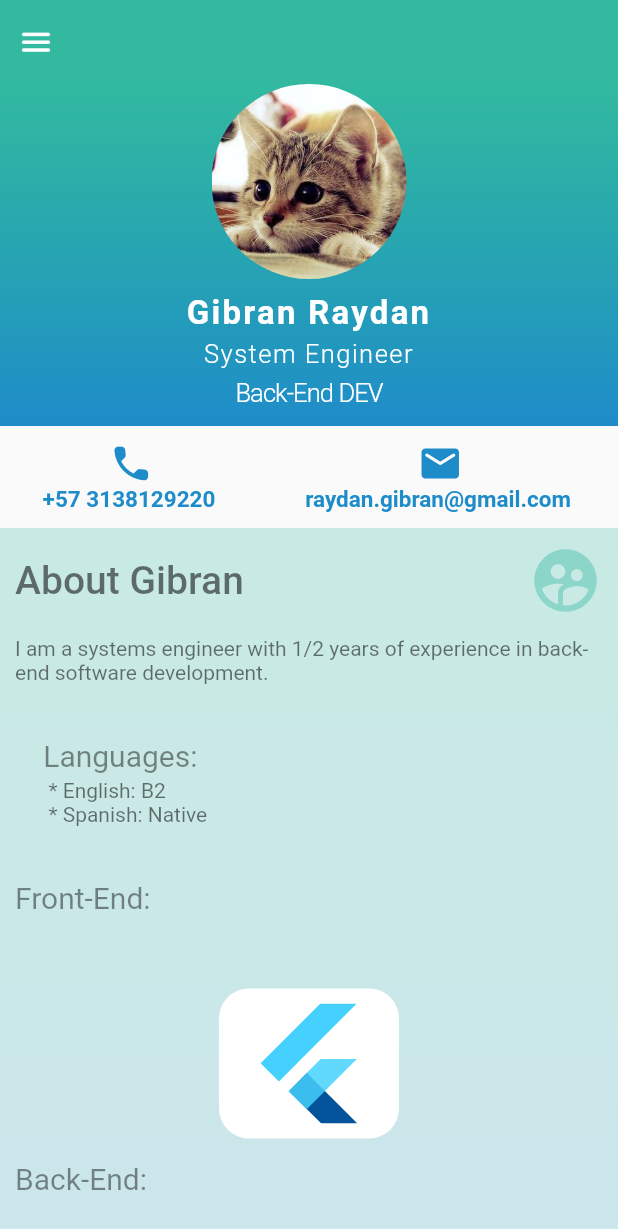
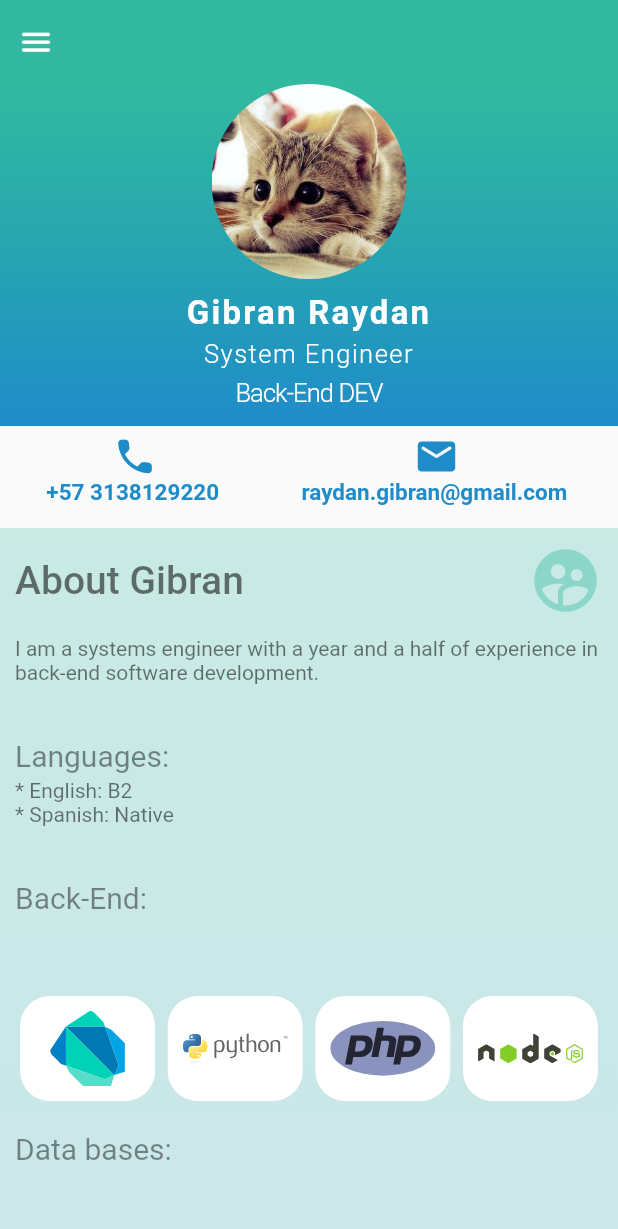
Before and after one commit to GibranRaydan/Gibran-Raydan-Flutter, a Flutter app: the screen it shows after launch, on a phone screen of 412 x 824 dp. Shown: the top 1229 px of the screen. Run offline on Flutter 3.47's test engine with Material 2 defaults, Android fonts, the light colour scheme and no system bars; our stand-ins replace flutter_svg, rxdart.

Commit message:
minor visual changes

```diff
--- a/lib/main.dart
+++ b/lib/main.dart
@@ -12,7 +12,7 @@ class MyApp extends StatelessWidget {
     return Provider(
         child: MaterialApp(
       debugShowCheckedModeBanner: false,
-      title: 'Material App',
+      title: 'Gibran Raydan App',
       initialRoute: 'login',
       routes: {
         'login': (BuildContext context) => ProfilePage(),
--- a/lib/src/pages/profile_page.dart
+++ b/lib/src/pages/profile_page.dart
@@ -39,6 +39,8 @@ class ProfilePage extends StatelessWidget {
                 ProfileTop(
                   profilePictureUrl: 'assets/cat.jpg',
                 ),
+                ContactInformation(
+                    phone: '+57 3138129220', email: 'raydan.gibran@gmail.com'),
                 ProfileScroll(),
               ],
             ),
--- /dev/null
+++ b/lib/src/pages/widgets/contact_information.dart
@@ -0,0 +1,61 @@
+import 'package:flutter/material.dart';
+
+class ContactInformation extends StatelessWidget {
+  const ContactInformation({Key key, this.phone, this.email}) : super(key: key);
+
+  final String phone;
+  final String email;
+
+  @override
+  Widget build(BuildContext context) {
+    return Container(
+      margin: EdgeInsets.all(5),
+      child: Row(
+        mainAxisAlignment: MainAxisAlignment.spaceEvenly,
+        children: [
+          Container(
+            color: Colors.transparent,
+            child: Column(
+              mainAxisAlignment: MainAxisAlignment.spaceEvenly,
+              children: [
+                Icon(
+                  Icons.phone_rounded,
+                  color: Color.fromRGBO(31, 140, 202, 1),
+                  size: 30,
+                ),
+                SelectableText(
+                  phone,
+                  style: TextStyle(
+                      fontWeight: FontWeight.bold,
+                      fontSize: 15,
+                      color: Color.fromRGBO(31, 140, 202, 1)),
+                )
+              ],
+            ),
+          ),
+          Divider(),
+          Container(
+            color: Colors.transparent,
+            child: Column(
+              mainAxisAlignment: MainAxisAlignment.spaceEvenly,
+              children: [
+                Icon(
+                  Icons.email_rounded,
+                  color: Color.fromRGBO(31, 140, 202, 1),
+                  size: 30,
+                ),
+                SelectableText(
+                  email,
+                  style: TextStyle(
+                      fontWeight: FontWeight.bold,
+                      fontSize: 15,
+                      color: Color.fromRGBO(31, 140, 202, 1)),
+                )
+              ],
+            ),
+          ),
+        ],
+      ),
+    );
+  }
+}
--- a/lib/src/pages/widgets/profile_scroll.dart
+++ b/lib/src/pages/widgets/profile_scroll.dart
@@ -1,5 +1,4 @@
 import 'package:flutter/material.dart';
-
 import 'widgets.dart';
 
 class ProfileScroll extends StatelessWidget {
@@ -11,8 +10,6 @@ class ProfileScroll extends StatelessWidget {
       child: SingleChildScrollView(
         child: Column(
           children: [
-            SizedBox(height: 10),
-            buildContactInformationRow(),
             SizedBox(height: 10),
             buildAboutContainer(),
           ],
@@ -38,18 +35,20 @@ class ProfileScroll extends StatelessWidget {
           aboutContainerTitle(),
           aboutParagraph(),
           lenguagesParagraph(),
-          generlTitle("Front-End:"),
+          generalTitle("Back-End:", 20.0),
+          programsContainer(),
+          generalTitle("Data bases:", 20.0),
+          dbContainer(),
+          generalTitle("Front-End:", 20.0),
           frontEndContainer(),
-          generlTitle("Back-End:"),
-          programsContainer(),
-          generlTitle("DB:"),
-          dbContainer(),
+          generalTitle("Cloud:", 20.0),
+          cloudContainer()
         ],
       ),
     );
   }
 
-  Container generlTitle(String text) {
+  Container generalTitle(String text, double fontSize) {
     return Container(
       margin: EdgeInsets.only(top: 2, left: 10, right: 255, bottom: 5),
       child: Row(
@@ -62,7 +61,7 @@ class ProfileScroll extends StatelessWidget {
                     style: TextStyle(
                         height: 2,
                         color: Colors.black45,
-                        fontSize: 20,
+                        fontSize: fontSize,
                         fontWeight: FontWeight.w400)),
               ])),
           Spacer()
@@ -73,6 +72,7 @@ class ProfileScroll extends StatelessWidget {
 
   Container frontEndContainer() {
     return Container(
+      margin: EdgeInsets.all(5),
       child: Row(
         mainAxisAlignment: MainAxisAlignment.spaceEvenly,
         children: [
@@ -88,7 +88,7 @@ class ProfileScroll extends StatelessWidget {
 
   Container dbContainer() {
     return Container(
-      margin: EdgeInsets.only(bottom: 10),
+      margin: EdgeInsets.all(5),
       child: Row(
         mainAxisAlignment: MainAxisAlignment.spaceEvenly,
         children: [
@@ -107,8 +107,30 @@ class ProfileScroll extends StatelessWidget {
     );
   }
 
+  Container cloudContainer() {
+    return Container(
+      margin: EdgeInsets.all(5),
+      child: Row(
+        mainAxisAlignment: MainAxisAlignment.spaceEvenly,
+        children: [
+          ImageContainer(
+            sizex: 120.0,
+            sizey: 100.0,
+            imagePath: 'assets/aws.svg',
+          ),
+          ImageContainer(
+            sizex: 120.0,
+            sizey: 100.0,
+            imagePath: 'assets/google-cloud.svg',
+          )
+        ],
+      ),
+    );
+  }
+
   Container programsContainer() {
     return Container(
+      margin: EdgeInsets.all(5),
       child: Row(
         mainAxisAlignment: MainAxisAlignment.spaceEvenly,
         children: [
@@ -145,7 +167,7 @@ class ProfileScroll extends StatelessWidget {
           text: TextSpan(children: [
             TextSpan(
                 text:
-                    'I am a systems engineer with 1/2 years of experience in back-end software development.'
+                    'I am a systems engineer with a year and a half of experience in back-end software development.'
                     '\n',
                 style: TextStyle(color: Colors.black54)),
           ])),
@@ -155,7 +177,9 @@ class ProfileScroll extends StatelessWidget {
   Container lenguagesParagraph() {
     return Container(
       margin: EdgeInsets.only(top: 2, left: 10, right: 255, bottom: 5),
-      child: RichText(
+      child: Row(
+        children: [
+          RichText(
               textAlign: TextAlign.left,
               text: TextSpan(children: [
                 TextSpan(
@@ -166,12 +190,15 @@ class ProfileScroll extends StatelessWidget {
                         fontSize: 20,
                         fontWeight: FontWeight.w400)),
                 TextSpan(
-                text: ' * English: B2'
+                    text: '* English: B2'
                         '\n'
-                    ' * Spanish: Native'
+                        '* Spanish: Native'
                         '\n',
-                style: TextStyle(color: Colors.black54)),
+                    style: TextStyle(
+                        color: Colors.black54, fontWeight: FontWeight.w400)),
               ])),
+        ],
+      ),
     );
   }
 
@@ -198,53 +225,4 @@ class ProfileScroll extends StatelessWidget {
       ),
     );
   }
-
-  Row buildContactInformationRow() {
-    return Row(
-      mainAxisAlignment: MainAxisAlignment.spaceEvenly,
-      children: [
-        Container(
-          color: Colors.transparent,
-          child: Column(
-            mainAxisAlignment: MainAxisAlignment.spaceEvenly,
-            children: [
-              Icon(
-                Icons.phone_rounded,
-                color: Color.fromRGBO(31, 140, 202, 1),
-                size: 30,
-              ),
-              SelectableText(
-                '+57 3138129220',
-                style: TextStyle(
-                    fontWeight: FontWeight.bold,
-                    fontSize: 15,
-                    color: Color.fromRGBO(31, 140, 202, 1)),
-              )
-            ],
-          ),
-        ),
-        Divider(),
-        Container(
-          color: Colors.transparent,
-          child: Column(
-            mainAxisAlignment: MainAxisAlignment.spaceEvenly,
-            children: [
-              Icon(
-                Icons.email_rounded,
-                color: Color.fromRGBO(31, 140, 202, 1),
-                size: 30,
-              ),
-              SelectableText(
-                'raydan.gibran@gmail.com',
-                style: TextStyle(
-                    fontWeight: FontWeight.bold,
-                    fontSize: 15,
-                    color: Color.fromRGBO(31, 140, 202, 1)),
-              )
-            ],
-          ),
-        ),
-      ],
-    );
 }
-}
--- a/lib/src/pages/widgets/widgets.dart
+++ b/lib/src/pages/widgets/widgets.dart
@@ -1,2 +1,3 @@
 export './image_container.dart';
 export './profile_top.dart';
+export './contact_information.dart';
```
Also changed, not shown: assets/aws.svg (added), assets/google-cloud.svg (added). Lines whose indentation alone changed are shown as unchanged.
